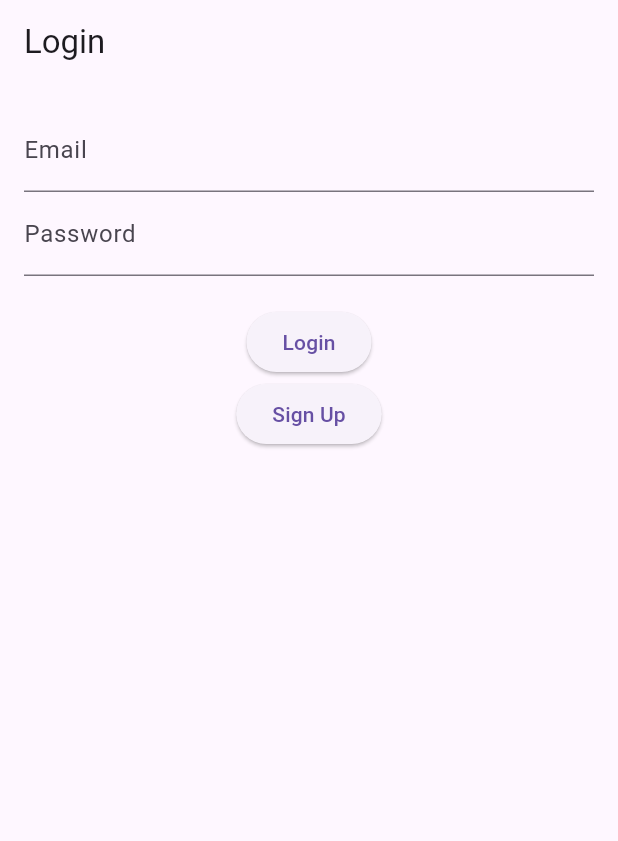
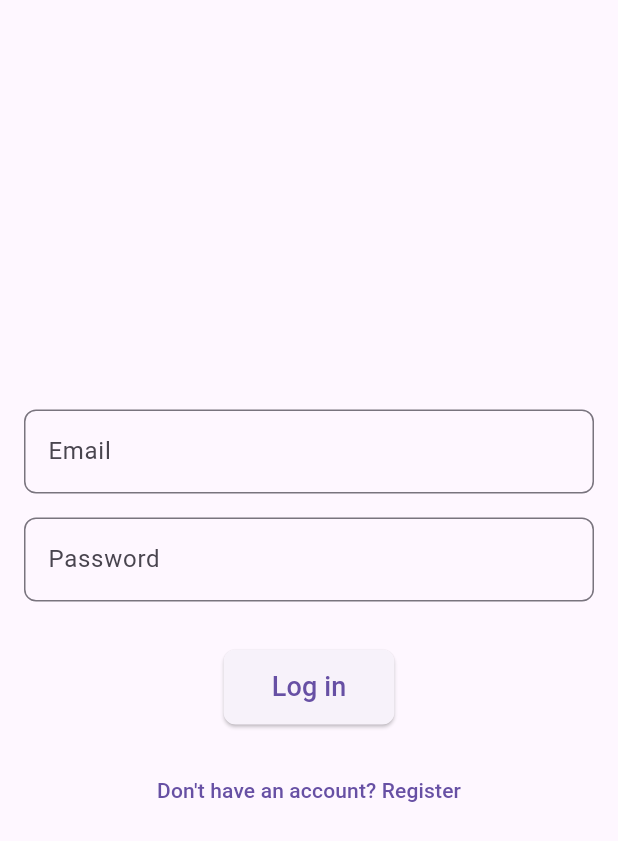
Before and after one commit to Fah4664/reminder-application, a Flutter app: the screen it shows after launch, on a phone screen of 412 x 824 dp. Shown: the top 841 px of the screen. Run offline on Flutter 3.47's test engine with Material 3 defaults, Android fonts, the phone set to English and light mode, and no system bars; our stand-ins replace cloud_firestore, firebase_auth, firebase_core, flutter_svg; accounts and stored records are empty.

Commit message:
Update login_page.dart

```diff
--- a/lib/pages/login_page.dart
+++ b/lib/pages/login_page.dart
@@ -1,6 +1,7 @@
 import 'package:flutter/material.dart';
 import 'package:firebase_auth/firebase_auth.dart';
-import 'package:cloud_firestore/cloud_firestore.dart';
+import 'home_page.dart';
+import 'register_page.dart';
 
 class LoginPage extends StatefulWidget {
   @override
@@ -10,75 +11,130 @@
 class _LoginPageState extends State<LoginPage> {
   final _emailController = TextEditingController();
   final _passwordController = TextEditingController();
+  final _formKey = GlobalKey<FormState>();
+  bool _isLoading = false;
 
-  Future<void> _signIn() async {
+  void _login() async {
+    if (_formKey.currentState!.validate()) {
+      setState(() {
+        _isLoading = true;
+      });
+
       try {
-      UserCredential userCredential =
-          await FirebaseAuth.instance.signInWithEmailAndPassword(
+        UserCredential userCredential = await FirebaseAuth.instance
+            .signInWithEmailAndPassword(
               email: _emailController.text,
               password: _passwordController.text,
             );
-      if (userCredential.user != null) {
-        Navigator.pushReplacementNamed(context, '/home');
+
+        ScaffoldMessenger.of(context).showSnackBar(
+          SnackBar(content: Text('Login successful!')),
+        );
+
+        // นำผู้ใช้ไปที่หน้า HomePage
+        Navigator.pushReplacement(
+          context,
+          MaterialPageRoute(builder: (context) => const HomePage()),  // ใช้ HomePage จาก home_page.dart
+        );
+      } catch (e) {
+        ScaffoldMessenger.of(context).showSnackBar(
+          SnackBar(content: Text('Login failed: ${e.toString()}')),
+        );
+      } finally {
+        setState(() {
+          _isLoading = false;
+        });
       }
-    } catch (e) {
-      print("Error: $e");
-    }
-  }
-
-  Future<void> _signUp() async {
-    try {
-      UserCredential userCredential =
-          await FirebaseAuth.instance.createUserWithEmailAndPassword(
-        email: _emailController.text,
-        password: _passwordController.text,
-      );
-      if (userCredential.user != null) {
-        await FirebaseFirestore.instance
-            .collection('users')
-            .doc(userCredential.user!.uid)
-            .set({
-          'email': _emailController.text,
-          'created_at': Timestamp.now(),
-        });
-        Navigator.pushReplacementNamed(context, '/home');
-      }
-    } catch (e) {
-      print("Error: $e");
     }
   }
 
   @override
   Widget build(BuildContext context) {
     return Scaffold(
-      appBar: AppBar(
-        title: const Text('Login'),
+      body: Center(
+        child: Padding(
+          padding: const EdgeInsets.all(16.0),
+          child: Form(
+            key: _formKey,
+            child: Column(
+              mainAxisSize: MainAxisSize.min,
+              children: [
+                _buildTextField(
+                  controller: _emailController,
+                  label: 'Email',
+                  keyboardType: TextInputType.emailAddress,
+                  validator: (value) {
+                    if (value!.isEmpty) {
+                      return 'Please enter your email';
+                    }
+                    return null;
+                  },
                 ),
-      body: Padding(
-        padding: const EdgeInsets.all(16.0),
-        child: Column(
-          children: [
-            TextField(
-              controller: _emailController,
-              decoration: const InputDecoration(labelText: 'Email'),
+                SizedBox(height: 16.0),
+                _buildTextField(
+                  controller: _passwordController,
+                  label: 'Password',
+                  obscureText: true,
+                  validator: (value) {
+                    if (value!.isEmpty) {
+                      return 'Please enter your password';
+                    }
+                    return null;
+                  },
                 ),
-            TextField(
-              controller: _passwordController,
-              decoration: const InputDecoration(labelText: 'Password'),
-              obscureText: true,
+                SizedBox(height: 32.0),
+                _isLoading
+                    ? CircularProgressIndicator()
+                    : ElevatedButton(
+                        onPressed: _login,
+                        style: ElevatedButton.styleFrom(
+                          padding: EdgeInsets.symmetric(
+                              horizontal: 32.0, vertical: 12.0),
+                          shape: RoundedRectangleBorder(
+                            borderRadius: BorderRadius.circular(8.0),
                           ),
-            const SizedBox(height: 20),
-            ElevatedButton(
-              onPressed: _signIn,
-              child: const Text('Login'),
                         ),
-            ElevatedButton(
-              onPressed: _signUp,
-              child: const Text('Sign Up'),
+                        child: Text(
+                          'Log in',
+                          style: TextStyle(fontSize: 18.0),
+                        ),
+                      ),
+                SizedBox(height: 20.0),
+                TextButton(
+                  onPressed: () {
+                    Navigator.push(
+                      context,
+                      MaterialPageRoute(builder: (context) => RegisterPage()),
+                    );
+                  },
+                  child: Text('Don\'t have an account? Register'),
                 ),
               ],
             ),
           ),
+        ),
+      ),
+    );
+  }
+
+  Widget _buildTextField({
+    required TextEditingController controller,
+    required String label,
+    bool obscureText = false,
+    TextInputType keyboardType = TextInputType.text,
+    required String? Function(String?) validator,
+  }) {
+    return TextFormField(
+      controller: controller,
+      decoration: InputDecoration(
+        labelText: label,
+        border: OutlineInputBorder(
+          borderRadius: BorderRadius.circular(8.0),
+        ),
+      ),
+      obscureText: obscureText,
+      keyboardType: keyboardType,
+      validator: validator,
     );
   }
 }
```
Lines whose indentation alone changed are shown as unchanged.
